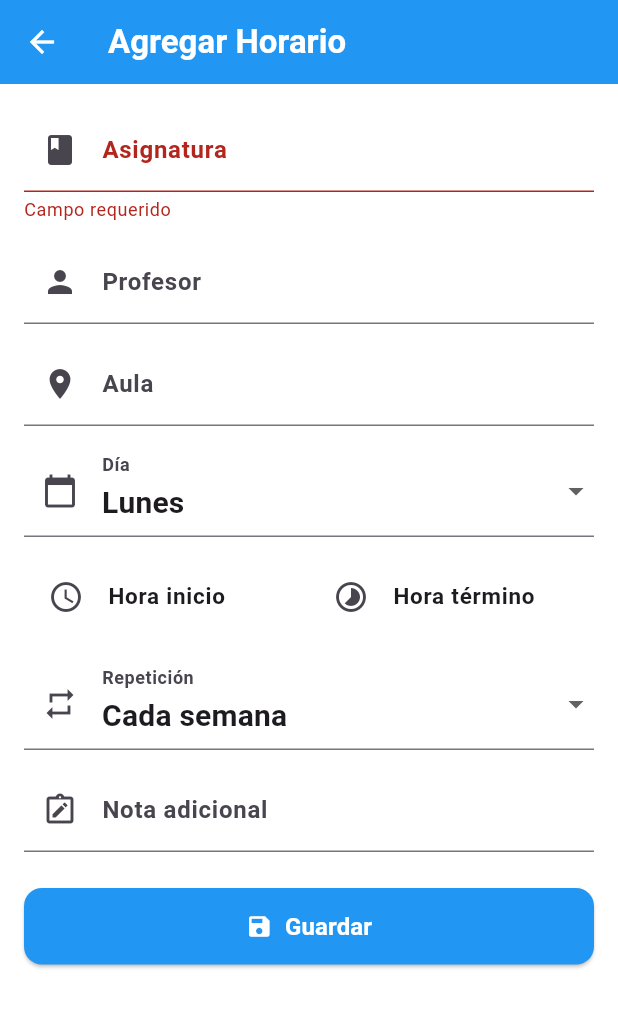
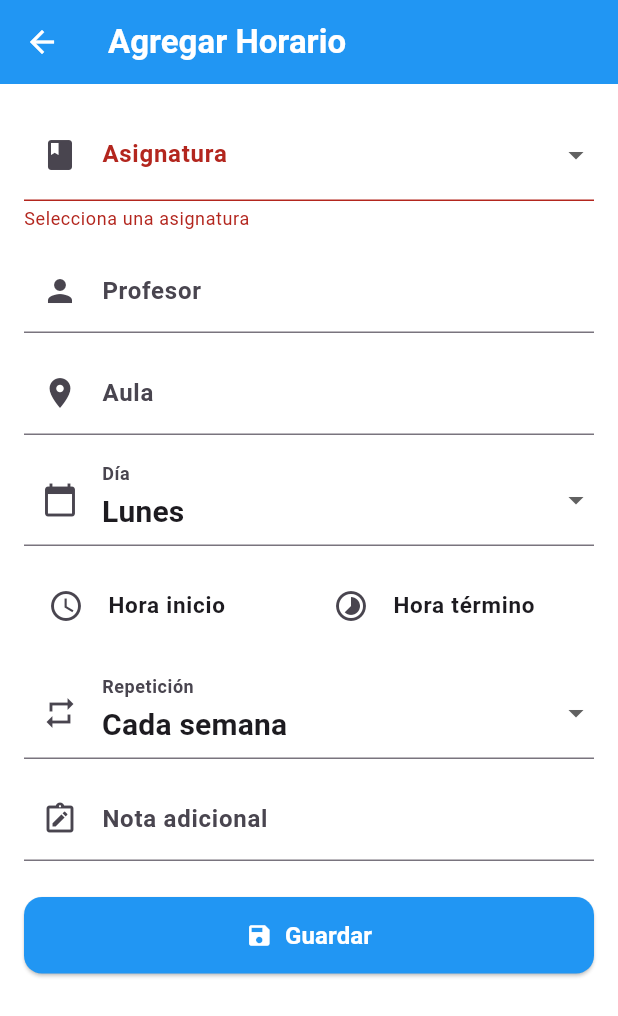
Before and after one commit to Vicente-P/Sigul, a Flutter app: the AddScheduleScreen screen opened directly, after a tap on "Guardar", on a phone screen of 412 x 824 dp. Shown: the top 1016 px of the screen. Run offline on Flutter 3.47's test engine with Material 3 defaults, Android fonts, the phone set to English and light mode, and no system bars; our stand-ins replace shared_preferences; missing offline and left inert: panorama_viewer; accounts and stored records are empty.

Commit message:
Se linkean las asignaturas a pantalla add_schedule_screen

```diff
--- a/lib/screens/add_schedule_screen.dart
+++ b/lib/screens/add_schedule_screen.dart
@@ -1,6 +1,8 @@
 import 'package:flutter/material.dart';
 import 'package:sigul/core/app_colors.dart';
 import '../models/schedule.dart';
+import '../models/asignatura.dart';
+import '../services/asignatura_service.dart';
 
 class AddScheduleScreen extends StatefulWidget {
   final String? initialDay;
@@ -13,8 +15,9 @@ class AddScheduleScreen extends StatefulWidget {
 
 class _AddScheduleScreenState extends State<AddScheduleScreen> {
   final _formKey = GlobalKey<FormState>();
+  final AsignaturaService _asignaturaService = AsignaturaService();
 
-  String subject = '';
+  Asignatura? selectedAsignatura;
   String professor = '';
   String room = '';
   late String day;
@@ -84,6 +87,8 @@ class _AddScheduleScreenState extends State<AddScheduleScreen> {
 
   @override
   Widget build(BuildContext context) {
+    final asignaturas = _asignaturaService.asignaturas;
+
     return Scaffold(
       backgroundColor: AppColors.background,
       appBar: AppBar(
@@ -97,13 +102,29 @@ class _AddScheduleScreenState extends State<AddScheduleScreen> {
           key: _formKey,
           child: ListView(
             children: [
-              TextFormField(
+              DropdownButtonFormField<Asignatura>(
+                isExpanded: true,
+                value: selectedAsignatura,
                 decoration: const InputDecoration(
                   labelText: 'Asignatura',
                   prefixIcon: Icon(Icons.book),
                 ),
-                onSaved: (v) => subject = v ?? '',
-                validator: (v) => v!.isEmpty ? 'Campo requerido' : null,
+                items: asignaturas
+                    .map(
+                      (a) => DropdownMenuItem(
+                        value: a,
+                        child: Text('${a.sigla} - ${a.nombre}'),
+                      ),
+                    )
+                    .toList(),
+                onChanged: (v) {
+                  setState(() {
+                    selectedAsignatura = v;
+                    professor = v?.nombreProfesor ?? '';
+                  });
+                },
+                validator: (v) =>
+                    v == null ? 'Selecciona una asignatura' : null,
               ),
               const SizedBox(height: 12),
 
@@ -112,6 +133,8 @@ class _AddScheduleScreenState extends State<AddScheduleScreen> {
                   labelText: 'Profesor',
                   prefixIcon: Icon(Icons.person),
                 ),
+                controller: TextEditingController(text: professor),
+                onChanged: (v) => professor = v,
                 onSaved: (v) => professor = v ?? '',
               ),
               const SizedBox(height: 12),
@@ -212,7 +235,7 @@ class _AddScheduleScreenState extends State<AddScheduleScreen> {
                     _formKey.currentState!.save();
 
                     final newSchedule = Schedule(
-                      subject: subject,
+                      subject: selectedAsignatura?.nombre ?? '',
                       professor: professor,
                       room: room,
                       day: day,
```
